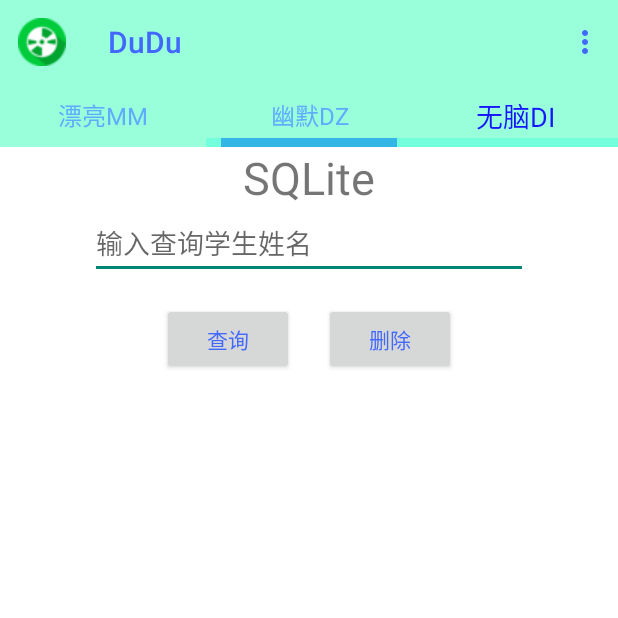
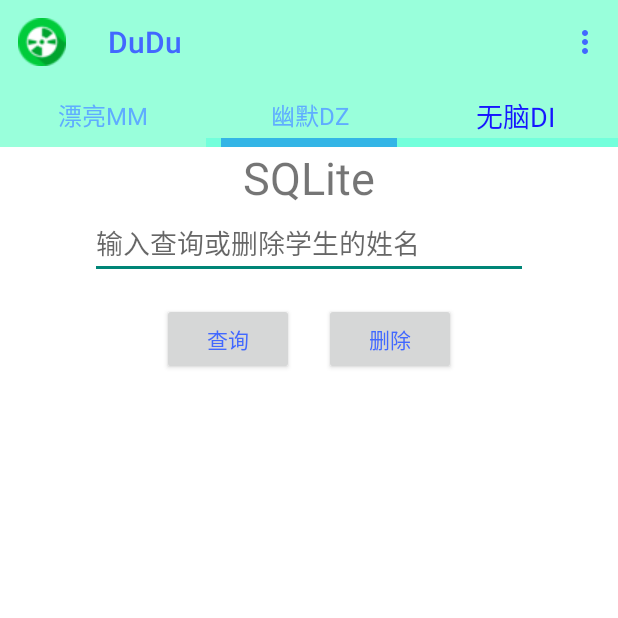
Before and after one commit to MathiasLuo/Android_Xamine, an Android app: the screen it shows after launch (MainActivity), after a tap on "无脑DI", on a phone screen of 412 x 824 dp, the top half of it. Run offline under Robolectric (Android 15) with nearby library versions, the phone set to English and light mode, and no system bars; 2 other taps on this screen came first.

Commit message:
"基本完成了，修bug "

```diff
--- a/app/src/main/java/exam/luowuxia/me/android_xamine/MainActivity.java
+++ b/app/src/main/java/exam/luowuxia/me/android_xamine/MainActivity.java
@@ -194,10 +194,10 @@ public class MainActivity extends ActionBarActivity {
         public void onPageSelected(int arg0) {
 
 
-            Animation animation = new TranslateAnimation(one * currIndex, one * arg0, 0, 0);//显然这个比较简洁，只有一行代码。
+            Animation animation = new TranslateAnimation(one * currIndex, one * arg0, 0, 0);
             Log.e("================>>>>>", one + "\n" + two);
             currIndex = arg0;
-            animation.setFillAfter(true);// True:图片停在动画结束位置
+            animation.setFillAfter(true);
             animation.setDuration(300);
             imageView.startAnimation(animation);
             SetTeView();
--- a/app/src/main/res/layout/fragment_my_show_.xml
+++ b/app/src/main/res/layout/fragment_my_show_.xml
@@ -17,7 +17,7 @@
         android:layout_marginLeft="60dp"
         android:layout_marginRight="60dp"
         android:layout_marginTop="40dp"
-        android:hint="输入查询学生姓名" />
+        android:hint="输入查询或删除学生的姓名" />
 
 
     <LinearLayout
```
